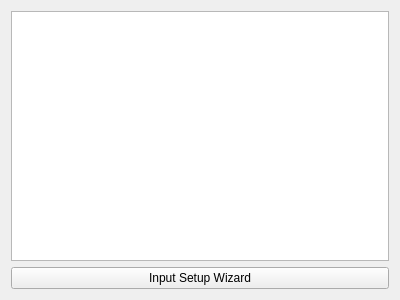
Before: the Qt Designer form pages/pageappsettings.ui in njupt-robomasters/vesc_tool-zh, drawn with Qt 5.
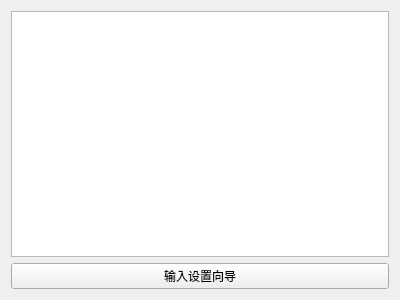
After: the same form once the commit is applied. Icons and pictures are not drawn. Custom widgets are drawn as their Qt base class.

Diff of the .ui file:
```diff
--- a/pages/pageappsettings.ui
+++ b/pages/pageappsettings.ui
@@ -20,7 +20,7 @@
    <item>
     <widget class="QPushButton" name="appWizardButton">
      <property name="text">
-      <string>Input Setup Wizard</string>
+      <string>输入设置向导</string>
      </property>
      <property name="icon">
       <iconset resource="../res.qrc">
```
